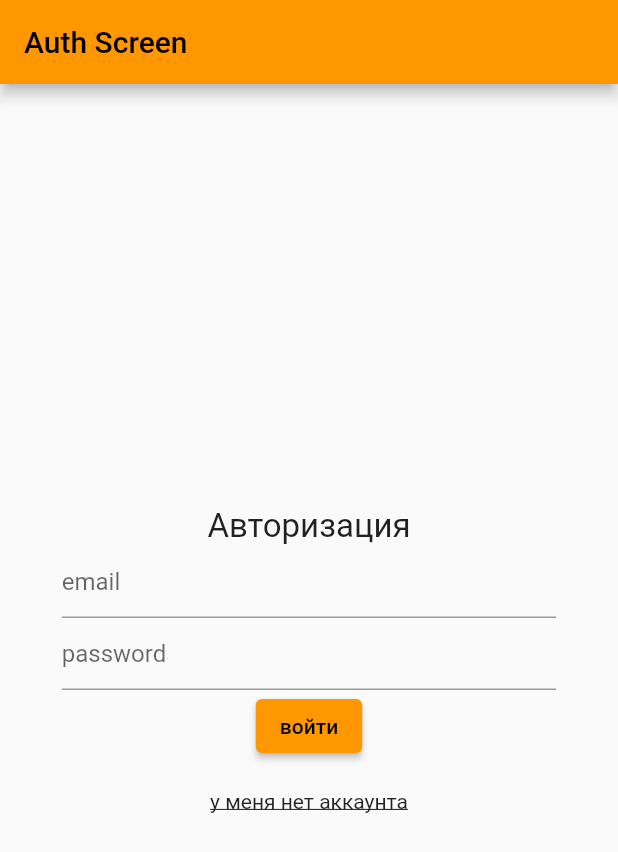
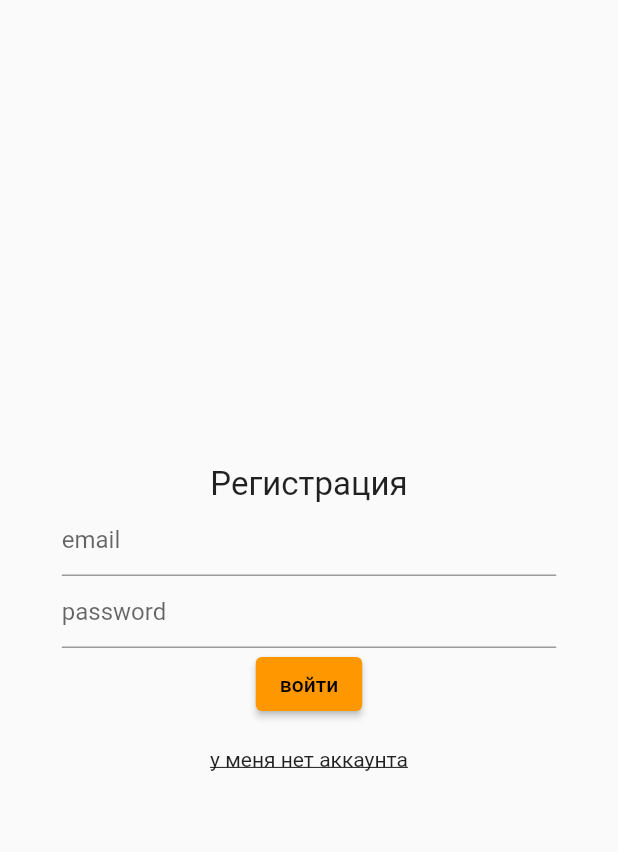
Before and after one commit to YuryMorozov2001/flutter-firebase-todo-app, a Flutter app: the screen it shows after launch, on a phone screen of 412 x 824 dp. Shown: the top 852 px of the screen. Run offline on Flutter 3.47's test engine with Material 2 defaults, Android fonts, the phone set to English and light mode, and no system bars; our stand-ins replace bloc, firebase_auth, firebase_core, flutter_bloc; accounts and stored records are empty.

Commit message:
created rigister bloc

```diff
--- /dev/null
+++ b/lib/constains/enums.dart
@@ -0,0 +1,6 @@
+enum Status {
+  submissionInProgress,
+  submissionSuccess,
+  submissionFailure,
+  empty,
+}
--- a/lib/logic/bloc/auth_bloc.dart
+++ /dev/null
@@ -1,16 +0,0 @@
-import 'package:bloc/bloc.dart';
-import 'package:meta/meta.dart';
-
-part 'auth_event.dart';
-part 'auth_state.dart';
-
-class AuthBloc extends Bloc<AuthEvent, AuthState> {
-  AuthBloc() : super(AuthInitial()) {
-    on<LogIn>((event, emit) {
-      print('event log in');
-    });
-    on<LogOut>((event, emit) {
-      print('event log out ');
-    });
-  }
-}
--- a/lib/logic/bloc/auth_event.dart
+++ /dev/null
@@ -1,6 +0,0 @@
-part of 'auth_bloc.dart';
-
-@immutable
-abstract class AuthEvent {}
-class LogIn extends AuthEvent {}
-class LogOut extends AuthEvent {}
--- a/lib/logic/bloc/auth_state.dart
+++ /dev/null
@@ -1,6 +0,0 @@
-part of 'auth_bloc.dart';
-
-@immutable
-abstract class AuthState {}
-
-class AuthInitial extends AuthState {}
--- /dev/null
+++ b/lib/logic/bloc/login/login_event.dart
@@ -0,0 +1,4 @@
+part of 'login_bloc.dart';
+
+@immutable
+abstract class LoginEvent {}
--- /dev/null
+++ b/lib/logic/bloc/login/login_state.dart
@@ -0,0 +1,6 @@
+part of 'login_bloc.dart';
+
+@immutable
+abstract class LoginState {}
+
+class LoginInitial extends LoginState {}
--- /dev/null
+++ b/lib/logic/bloc/register/register_event.dart
@@ -0,0 +1,14 @@
+// ignore_for_file: public_member_api_docs, sort_constructors_first
+part of 'register_bloc.dart';
+
+@immutable
+abstract class RegisterEvent {}
+
+class SignInEvent extends RegisterEvent {
+  final String email;
+  final String pass;
+  SignInEvent({
+    required this.email,
+    required this.pass,
+  });
+}
--- /dev/null
+++ b/lib/logic/bloc/register/register_state.dart
@@ -0,0 +1,17 @@
+// ignore_for_file: public_member_api_docs, sort_constructors_first
+part of 'register_bloc.dart';
+
+class RegisterState {
+  final Status status;
+  RegisterState({
+    this.status = Status.empty,
+  });
+
+  RegisterState copyWith({
+    Status? status,
+  }) {
+    return RegisterState(
+      status: status ?? this.status,
+    );
+  }
+}
--- a/lib/main.dart
+++ b/lib/main.dart
@@ -1,9 +1,10 @@
 import 'package:firebase_core/firebase_core.dart';
 import 'package:flutter/material.dart';
 import 'package:flutter_bloc/flutter_bloc.dart';
-import 'package:flutter_firebase_app/logic/bloc/auth_bloc.dart';
 import 'package:flutter_firebase_app/router/router.dart';
 import 'package:flutter_firebase_app/service/auth_service.dart';
+
+import 'logic/bloc/register/register_bloc.dart';
 
 void main() async {
   WidgetsFlutterBinding.ensureInitialized();
@@ -15,11 +16,12 @@ class MyApp extends StatelessWidget {
   MyApp({Key? key}) : super(key: key);
 
   final AppRouter _appRouter = AppRouter();
+  final AuthService authService = AuthService();
 
   @override
   Widget build(BuildContext context) {
     return BlocProvider(
-      create: (context) => AuthBloc(),
+      create: (context) => RegisterBloc(authService: AuthService()),
       child: MaterialApp(
         title: 'Flutter Firebase Demo',
         theme: ThemeData(
--- a/lib/router/router.dart
+++ b/lib/router/router.dart
@@ -1,14 +1,13 @@
 import 'package:flutter/material.dart';
 import 'package:flutter_firebase_app/screens/auth/auth_page.dart';
 import 'package:flutter_firebase_app/screens/home/home_page.dart';
+import 'package:flutter_firebase_app/screens/init/init.dart';
 
 class AppRouter {
   Route? onGenerateRoute(RouteSettings routeSettings) {
     switch (routeSettings.name) {
       case '/':
-        return MaterialPageRoute(builder: (_) => const AuthPage());
-      case '/auth':
-        return MaterialPageRoute(builder: (_) => const AuthPage());
+        return MaterialPageRoute(builder: (_) => const InitPage());
       case '/home':
         return MaterialPageRoute(builder: (_) => const HomePage());
     }
--- a/lib/screens/auth/auth_page.dart
+++ b/lib/screens/auth/auth_page.dart
@@ -1,17 +1,81 @@
-import 'package:flutter/material.dart';
-import 'package:flutter_bloc/flutter_bloc.dart';
-import 'package:flutter_firebase_app/screens/auth/widgets/auth_widget.dart';
+// import 'package:flutter/material.dart';
+// import 'package:flutter_firebase_app/screens/auth/widgets/auth_widget.dart';
 
-class AuthPage extends StatelessWidget {
-  const AuthPage({Key? key}) : super(key: key);
+// class AuthPage extends StatelessWidget {
+//   const AuthPage({Key? key}) : super(key: key);
 
-  @override
-  Widget build(BuildContext context) {
-    return Scaffold(
-      appBar: AppBar(
-        title: const Text('Auth Screen'),
-      ),
-      body: AuthRegister(),
-    );
-  }
-}
+//   @override
+//   Widget build(BuildContext context) {
+//     return Scaffold(
+//       appBar: AppBar(
+//         title: const Text('Auth Screen'),
+//       ),
+//       body: AuthRegister(),
+//     );
+//   }
+// }
+
+// class AuthRegister extends StatelessWidget {
+//   AuthRegister({Key? key}) : super(key: key);
+//   final PageController _pageController = PageController();
+
+//   @override
+//   Widget build(BuildContext context) {
+//     return BlocListener<RegisterBloc, RegisterState>(
+//       listener: (context, state) {
+//         if (state.status == Status.submissionFailure) {
+//           ScaffoldMessenger.of(context)
+//               .showSnackBar(const SnackBar(content: Text('ой')));
+//         }
+//       },
+//       child: PageView.builder(
+//         physics: const NeverScrollableScrollPhysics(),
+//         controller: _pageController,
+//         itemBuilder: (context, index) => Center(
+//           child: BlocBuilder<RegisterBloc, RegisterState>(
+//             builder: (context, state) {
+//               if (state.status == Status.submissionInProgress) {
+//                 return const SizedBox(
+//                   width: 50,
+//                   height: 50,
+//                   child: CircularProgressIndicator(),
+//                 );
+//               }
+
+//               return SizedBox(
+//                 width: MediaQuery.of(context).size.width * 0.8,
+//                 height: 350,
+//                 child: Column(
+//                   mainAxisAlignment: MainAxisAlignment.center,
+//                   children: [
+//                     AuthWidget(i: index),
+//                     const SizedBox(
+//                       height: 18,
+//                     ),
+//                     GestureDetector(
+//                       child: Text(
+//                         index == 0
+//                             ? 'у меня нет аккаунта'
+//                             : 'у меня есть аккаунт',
+//                         style: const TextStyle(
+//                             decoration: TextDecoration.underline),
+//                       ),
+//                       onTap: () => index == 0
+//                           ? _pageController.nextPage(
+//                               duration: const Duration(milliseconds: 350),
+//                               curve: Curves.easeInOut)
+//                           : _pageController.animateToPage(0,
+//                               duration: const Duration(milliseconds: 350),
+//                               curve: Curves.easeInOut),
+//                     ),
+//                   ],
+//                 ),
+//               );
+//             },
+//           ),
+//         ),
+//         itemCount: 2,
+//       ),
+//     );
+//   }
+// }
--- /dev/null
+++ b/lib/screens/init/init.dart
@@ -0,0 +1,147 @@
+import 'package:flutter/material.dart';
+import 'package:flutter_bloc/flutter_bloc.dart';
+import 'package:flutter_firebase_app/constains/enums.dart';
+
+import '../../logic/bloc/register/register_bloc.dart';
+
+class InitPage extends StatelessWidget {
+  const InitPage({Key? key}) : super(key: key);
+
+  @override
+  Widget build(BuildContext context) {
+    return Scaffold(body: WelcomeScreen());
+  }
+}
+
+class WelcomeScreen extends StatelessWidget {
+  WelcomeScreen({Key? key}) : super(key: key);
+  final PageController _pageController = PageController();
+
+  @override
+  Widget build(BuildContext context) {
+    return PageView.builder(
+      physics: const NeverScrollableScrollPhysics(),
+      controller: _pageController,
+      itemBuilder: (context, index) => Center(
+        child: SizedBox(
+          width: MediaQuery.of(context).size.width * 0.8,
+          height: 350,
+          child: Column(
+            mainAxisAlignment: MainAxisAlignment.center,
+            children: [
+              const RegisterWidget(),
+              const SizedBox(
+                height: 18,
+              ),
+              GestureDetector(
+                child: Text(
+                  index == 0 ? 'у меня нет аккаунта' : 'у меня есть аккаунт',
+                  style: const TextStyle(decoration: TextDecoration.underline),
+                ),
+                onTap: () => index == 0
+                    ? _pageController.nextPage(
+                        duration: const Duration(milliseconds: 350),
+                        curve: Curves.easeInOut)
+                    : _pageController.animateToPage(0,
+                        duration: const Duration(milliseconds: 350),
+                        curve: Curves.easeInOut),
+              ),
+            ],
+          ),
+        ),
+      ),
+      itemCount: 2,
+    );
+  }
+}
+
+class AuthWidget extends StatelessWidget {
+  const AuthWidget({
+    Key? key,
+  }) : super(key: key);
+
+  @override
+  Widget build(BuildContext context) {
+    final emailController = TextEditingController();
+    final passController = TextEditingController();
+    return Column(
+      mainAxisAlignment: MainAxisAlignment.center,
+      children: [
+        const Text(
+          'Авторизация',
+          style: TextStyle(fontSize: 22),
+        ),
+        TextField(
+          decoration: const InputDecoration(hintText: 'email'),
+          controller: emailController,
+        ),
+        TextField(
+          decoration: const InputDecoration(hintText: 'password'),
+          controller: passController,
+        ),
+        Center(
+            child: ElevatedButton(
+                onPressed: () {
+                  // if (i == 1) {
+                  // context.read<RegisterBloc>().add(SignInEvent(
+                  //     email: emailController.text,
+                  //     pass: passController.text));
+                  // }
+                  // Navigator.of(context).pushReplacementNamed('/home');
+                },
+                child: const Text('войти'))),
+      ],
+    );
+  }
+}
+
+class RegisterWidget extends StatelessWidget {
+  const RegisterWidget({
+    Key? key,
+  }) : super(key: key);
+
+  @override
+  Widget build(BuildContext context) {
+    final emailController = TextEditingController();
+    final passController = TextEditingController();
+    return Column(
+      mainAxisAlignment: MainAxisAlignment.center,
+      children: [
+        const Text(
+          'Регистрация',
+          style: TextStyle(fontSize: 22),
+        ),
+        TextField(
+          decoration: const InputDecoration(hintText: 'email'),
+          controller: emailController,
+        ),
+        TextField(
+          decoration: const InputDecoration(hintText: 'password'),
+          controller: passController,
+        ),
+        Center(
+          child: ElevatedButton(
+            onPressed: () {
+              context.read<RegisterBloc>().add(SignInEvent(
+                  email: emailController.text, pass: passController.text));
+            },
+            child: BlocBuilder<RegisterBloc, RegisterState>(
+              builder: (context, state) {
+                if (state.status == Status.submissionInProgress) {
+                  return const SizedBox(
+                    child: CircularProgressIndicator(
+                      color: Colors.white,
+                    ),
+                    width: 15,
+                    height: 15,
+                  );
+                }
+                return const Text('войти');
+              },
+            ),
+          ),
+        ),
+      ],
+    );
+  }
+}
--- a/lib/service/auth_service.dart
+++ b/lib/service/auth_service.dart
@@ -29,6 +29,7 @@ class AuthService {
       return userCredential.user;
     } catch (e) {
       debugPrint(e.toString());
+      return e;
     }
   }
 
```
Also changed, not shown: lib/logic/bloc/login/login_bloc.dart (added, +13 -0 lines), lib/logic/bloc/register/register_bloc.dart (added, +24 -0 lines), lib/screens/auth/widgets/auth_widget.dart (+35 -6 lines).
